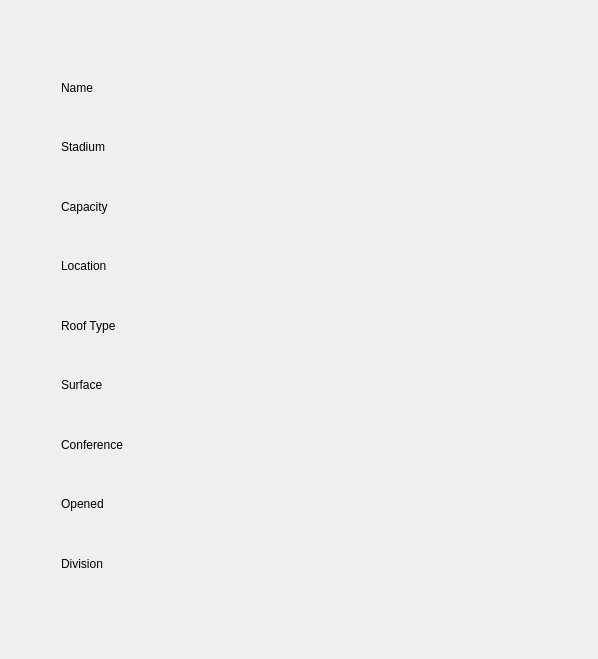
This is NFLProject/W_TeamsList.ui in kirtanbhatt1/Project-2 as Qt 5 draws it before an edit. The edited form follows.
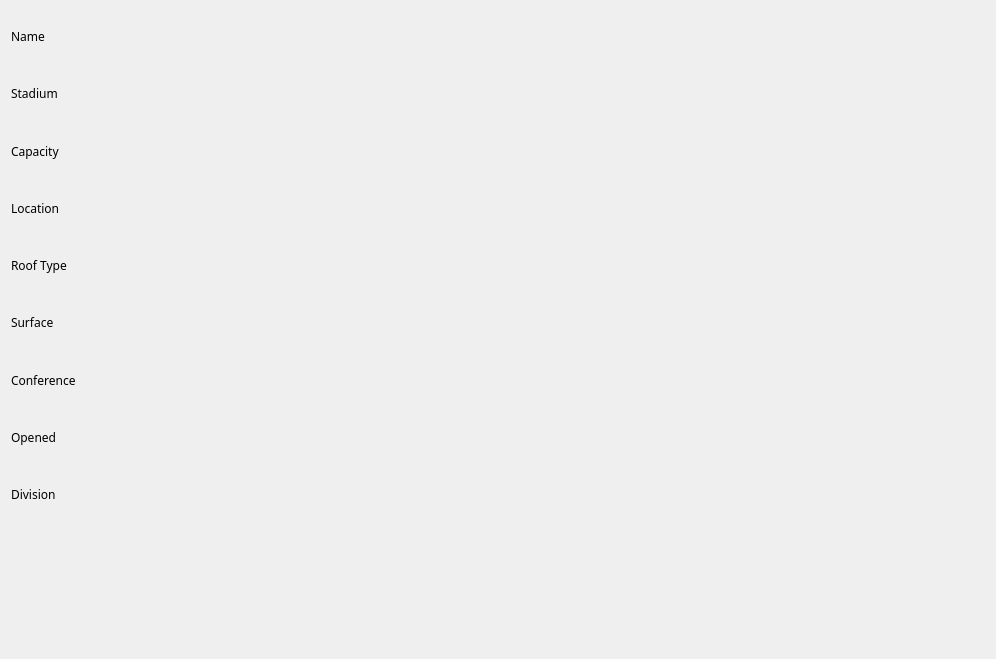
This is the edited form.

```diff
--- a/NFLProject/W_TeamsList.ui
+++ b/NFLProject/W_TeamsList.ui
@@ -6,7 +6,7 @@
    <rect>
     <x>0</x>
     <y>0</y>
-    <width>598</width>
+    <width>996</width>
     <height>659</height>
    </rect>
   </property>
@@ -16,15 +16,20 @@
   <widget class="QWidget" name="horizontalLayoutWidget">
    <property name="geometry">
     <rect>
-     <x>50</x>
-     <y>50</y>
+     <x>0</x>
+     <y>0</y>
      <width>431</width>
-     <height>551</height>
+     <height>531</height>
     </rect>
    </property>
    <layout class="QVBoxLayout" name="verticalLayout">
     <item>
      <widget class="QLabel" name="L_Name">
+      <property name="font">
+       <font>
+        <family>Lucida Bright</family>
+       </font>
+      </property>
       <property name="text">
        <string>Name</string>
       </property>
@@ -32,6 +37,11 @@
     </item>
     <item>
      <widget class="QLabel" name="L_Stadium">
+      <property name="font">
+       <font>
+        <family>Lucida Bright</family>
+       </font>
+      </property>
       <property name="text">
        <string>Stadium</string>
       </property>
@@ -39,6 +49,11 @@
     </item>
     <item>
      <widget class="QLabel" name="L_Capacity">
+      <property name="font">
+       <font>
+        <family>Lucida Bright</family>
+       </font>
+      </property>
       <property name="text">
        <string>Capacity</string>
       </property>
@@ -46,6 +61,11 @@
     </item>
     <item>
      <widget class="QLabel" name="L_Location">
+      <property name="font">
+       <font>
+        <family>Lucida Bright</family>
+       </font>
+      </property>
       <property name="text">
        <string>Location</string>
       </property>
@@ -53,6 +73,11 @@
     </item>
     <item>
      <widget class="QLabel" name="L_RoofType">
+      <property name="font">
+       <font>
+        <family>Lucida Bright</family>
+       </font>
+      </property>
       <property name="text">
        <string>Roof Type</string>
       </property>
@@ -60,6 +85,11 @@
     </item>
     <item>
      <widget class="QLabel" name="L_Surface">
+      <property name="font">
+       <font>
+        <family>Lucida Bright</family>
+       </font>
+      </property>
       <property name="text">
        <string>Surface</string>
       </property>
@@ -67,6 +97,11 @@
     </item>
     <item>
      <widget class="QLabel" name="L_Conference">
+      <property name="font">
+       <font>
+        <family>Lucida Bright</family>
+       </font>
+      </property>
       <property name="text">
        <string>Conference</string>
       </property>
@@ -74,6 +109,11 @@
     </item>
     <item>
      <widget class="QLabel" name="L_Opened">
+      <property name="font">
+       <font>
+        <family>Lucida Bright</family>
+       </font>
+      </property>
       <property name="text">
        <string>Opened</string>
       </property>
@@ -81,6 +121,11 @@
     </item>
     <item>
      <widget class="QLabel" name="L_Division">
+      <property name="font">
+       <font>
+        <family>Lucida Bright</family>
+       </font>
+      </property>
       <property name="text">
        <string>Division</string>
       </property>
```
